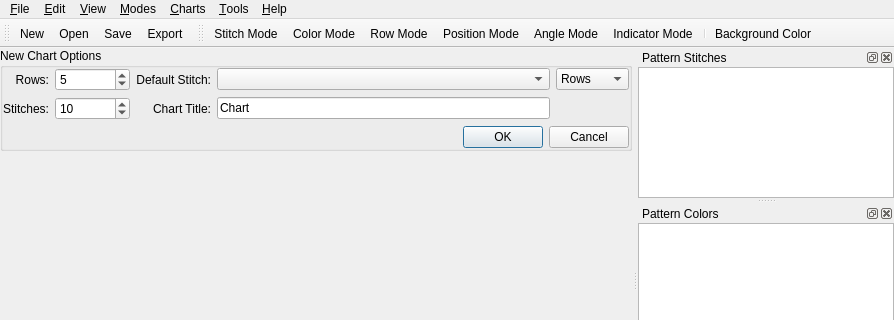
iPenguin/CrochetCharts, file src/mainwindow.ui: the form before one commit; both pictures show x 0 to 894 and y 0 to 320 of the 894 by 511 pixel window.
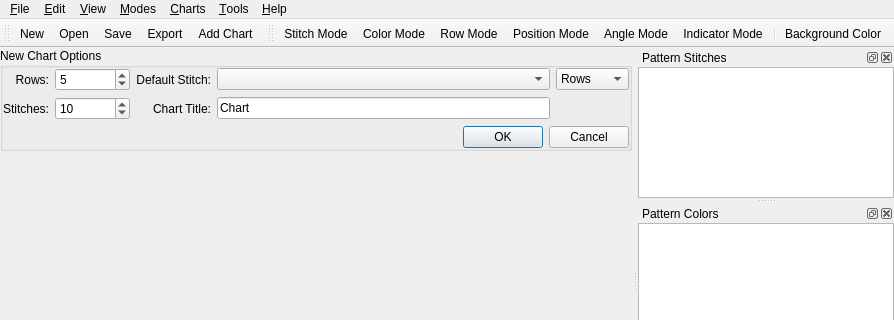
The form after the commit. Icons and pictures are not drawn.

Commit message:
When closing the last chart don't close application.
Also added New Chart icon to the tool bar.

What changed in the file:
```diff
--- a/src/mainwindow.ui
+++ b/src/mainwindow.ui
@@ -299,6 +299,7 @@
    <addaction name="actionOpen"/>
    <addaction name="actionSave"/>
    <addaction name="actionExport"/>
+   <addaction name="actionAddChart"/>
   </widget>
   <widget class="QDockWidget" name="patternStitchesDock">
    <property name="windowTitle">
```
The commit also changes 1 other file.
